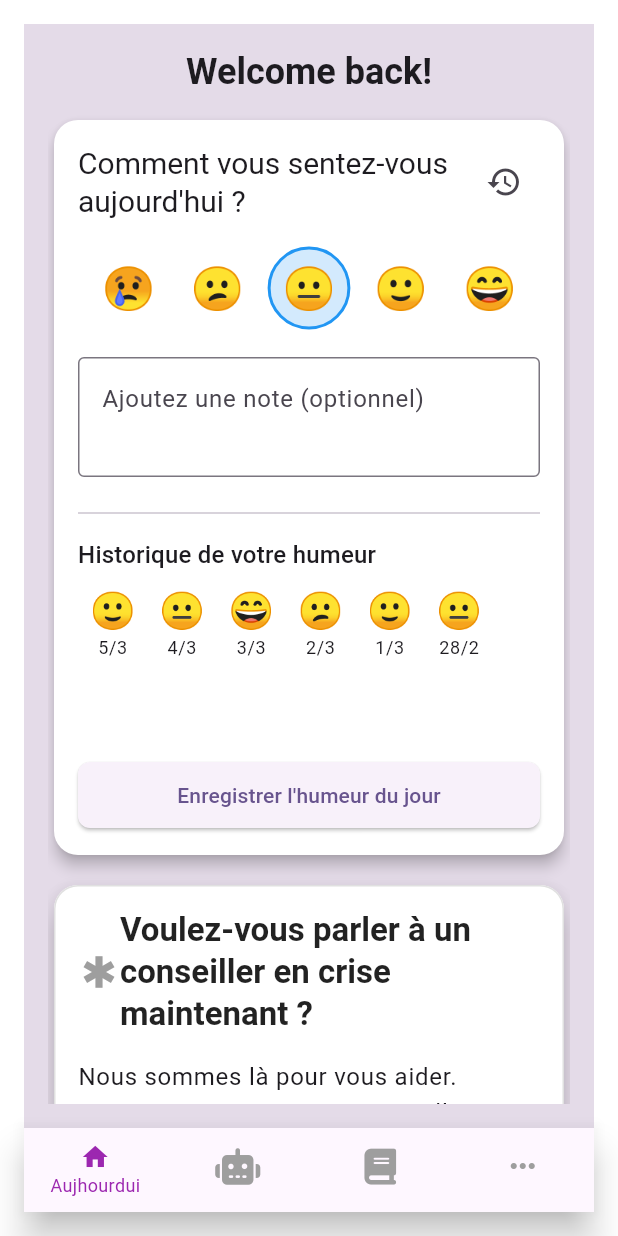
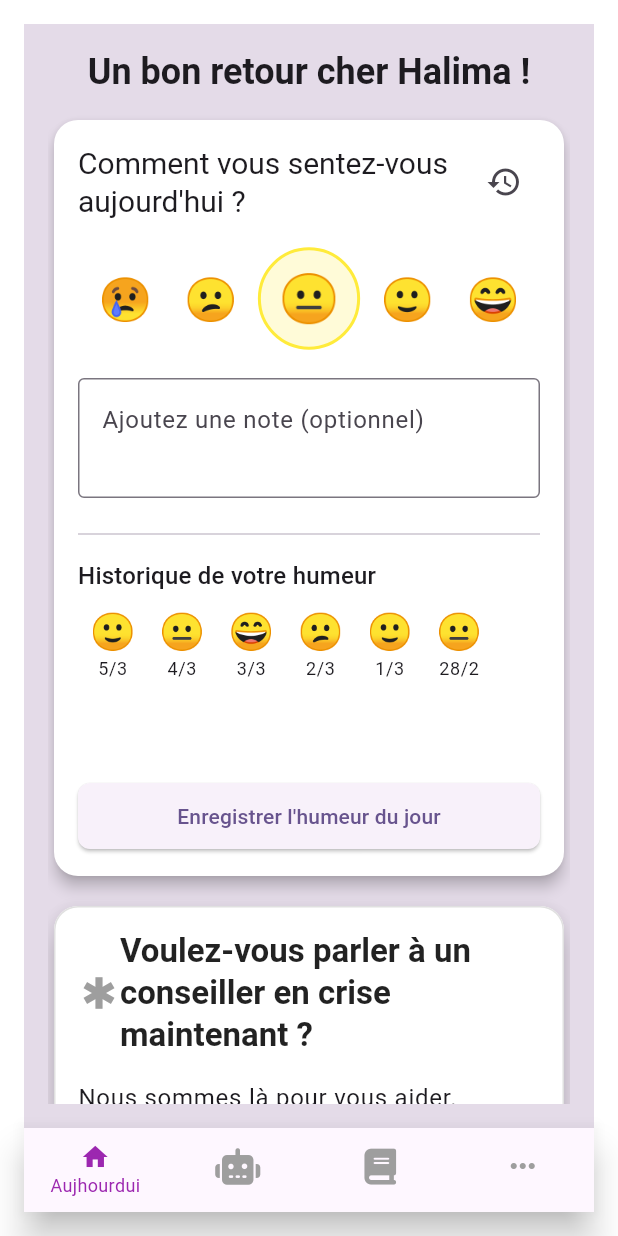
Before and after one commit to feyroozecode/lafyamind_app, a Flutter app: the screen it shows after launch, on a phone screen of 412 x 824 dp. Run offline on Flutter 3.47's test engine with Material 3 defaults, Android fonts, the light colour scheme and no system bars; our stand-ins replace cached_network_image, flutter_dotenv, flutter_riverpod, font_awesome_flutter, hooks_riverpod, riverpod and 2 more; accounts and stored records are empty; generated files the repository leaves out were written again.

Commit message:
reestyle the mood

```diff
--- /dev/null
+++ b/lib/src/features/home/core/presentation/providers/home_provider.dart
@@ -0,0 +1,17 @@
+
+import 'package:hooks_riverpod/hooks_riverpod.dart';
+
+class UserData{
+  String? name;
+  String? lastName;
+  String? email;
+  String? phoneNumber;
+
+  UserData({this.name, this.lastName, this.email, this.phoneNumber});
+}
+final localUserDataProvider = StateProvider<UserData?>((ref) => UserData(
+  name: "Halima",
+  lastName: "Moussa",
+  email: "hal@gmail.com",
+  phoneNumber: "0227 600000000",
+));
--- a/lib/src/features/home/core/presentation/widgets/home_widget.dart
+++ b/lib/src/features/home/core/presentation/widgets/home_widget.dart
@@ -1,5 +1,6 @@
 import 'package:hooks_riverpod/hooks_riverpod.dart';
 import 'package:lafyamind_app/src/constants/app_spacing.dart';
+import 'package:lafyamind_app/src/features/home/core/presentation/providers/home_provider.dart';
 import 'package:lafyamind_app/src/features/home/core/presentation/widgets/daily_widget.dart';
 import 'package:lafyamind_app/src/features/home/core/presentation/widgets/emergency_help_card.dart';
 import 'package:lafyamind_app/src/features/home/core/presentation/widgets/mood_tracker_card.dart';
@@ -17,13 +18,15 @@ class HomeWidget extends StatefulHookConsumerWidget {
 class _HomeWidgetState extends ConsumerState<HomeWidget> {
   @override
   Widget build(BuildContext context) {
+    final loclaUserProvider = ref.watch(localUserDataProvider);
+
     return Padding(
         padding: screenPadding,
         child: SingleChildScrollView(
           child:  Column(
           children: [
             Text(
-                'Welcome back!',
+                'Un bon retour cher ${loclaUserProvider?.name} !',
                 style: Theme.of(context).textTheme.headlineSmall?.copyWith(
                   fontWeight: FontWeight.bold,
                 ),
@@ -32,10 +35,9 @@ class _HomeWidgetState extends ConsumerState<HomeWidget> {
             const MoodTrackerCard(),
             gapH12,
             const EmergencyHelpCard(),
-            gapH12,
-            const DailyWidget(),
-            gapH12,
-             DayHomourWidget()],
+            gapH12
+          ]
+            // OLD DayHomourWidget()],
         ),
         )
         );
--- a/lib/src/features/home/core/presentation/widgets/mood_tracker_card.dart
+++ b/lib/src/features/home/core/presentation/widgets/mood_tracker_card.dart
@@ -3,23 +3,18 @@ import 'package:hooks_riverpod/hooks_riverpod.dart';
 
 import '../providers/mood_provider.dart';
 
-// Model for mood data
-class MoodEntry {
-  final DateTime date;
-  final int moodLevel; // 1-5 where 1 is sad, 5 is happy
-  final String? note;
-
-  MoodEntry({
-    required this.date,
-    required this.moodLevel,
-    this.note,
-  });
-}
-
 
 // Widget for selecting mood
 class MoodSelector extends ConsumerWidget {
   const MoodSelector({super.key});
+
+  final List<Map<String, dynamic>> moodList = const [
+    {"level": 1, "color": Colors.red, "emoji": "😢"},
+    {"level": 2, "color": Colors.orange, "emoji": "😕"},
+    {"level": 3, "color": Colors.yellow, "emoji": "😐"},
+    {"level": 4, "color": Colors.green, "emoji": "🙂"},
+    {"level": 5, "color": Colors.blue, "emoji": "😄"}
+  ];
 
   @override
   Widget build(BuildContext context, WidgetRef ref) {
@@ -29,13 +24,13 @@ class MoodSelector extends ConsumerWidget {
       children: [
         Row(
           mainAxisAlignment: MainAxisAlignment.spaceEvenly,
-          children: [
-            _buildMoodButton(ref, 1, '😢', currentMood),
-            _buildMoodButton(ref, 2, '😕', currentMood),
-            _buildMoodButton(ref, 3, '😐', currentMood),
-            _buildMoodButton(ref, 4, '🙂', currentMood),
-            _buildMoodButton(ref, 5, '😄', currentMood),
-          ],
+          children: moodList.map((mood) => _buildMoodButton(
+            ref,
+            mood['level'],
+            mood['emoji'],
+            mood['color'],
+            currentMood
+          )).toList(),
         ),
         const SizedBox(height: 16),
         TextField(
@@ -50,30 +45,45 @@ class MoodSelector extends ConsumerWidget {
     );
   }
 
-  Widget _buildMoodButton(WidgetRef ref, int moodValue, String emoji, int currentMood) {
+  Widget _buildMoodButton(WidgetRef ref, int moodValue, String emoji, Color color, int currentMood) {
     final isSelected = moodValue == currentMood;
 
     return GestureDetector(
       onTap: () => ref.read(currentMoodProvider.notifier).state = moodValue,
-      child: Container(
-        padding: const EdgeInsets.all(8),
+      child: AnimatedContainer(
+        duration: const Duration(milliseconds: 300),
+        curve: Curves.easeInOut,
+        padding: EdgeInsets.all(isSelected ? 12 : 8),
         decoration: BoxDecoration(
           shape: BoxShape.circle,
-          color: isSelected ? Colors.blue.withOpacity(0.2) : Colors.transparent,
-          border: isSelected ? Border.all(color: Colors.blue, width: 2) : null,
+          color: isSelected ? color.withOpacity(0.2) : Colors.transparent,
+          border: isSelected ? Border.all(color: color, width: 2) : null,
         ),
         child: Text(
           emoji,
-          style: const TextStyle(fontSize: 28),
+          style: TextStyle(
+            fontSize: isSelected ? 32 : 28,
+          ),
         ),
       ),
     );
   }
 }
 
-// Widget for displaying mood history
+// Update MoodHistoryView to use colors
 class MoodHistoryView extends ConsumerWidget {
   const MoodHistoryView({super.key});
+
+  Color _getMoodColor(int moodLevel) {
+    switch (moodLevel) {
+      case 1: return Colors.red;
+      case 2: return Colors.orange;
+      case 3: return Colors.yellow;
+      case 4: return Colors.green;
+      case 5: return Colors.blue;
+      default: return Colors.grey;
+    }
+  }
 
   @override
   Widget build(BuildContext context, WidgetRef ref) {
```
